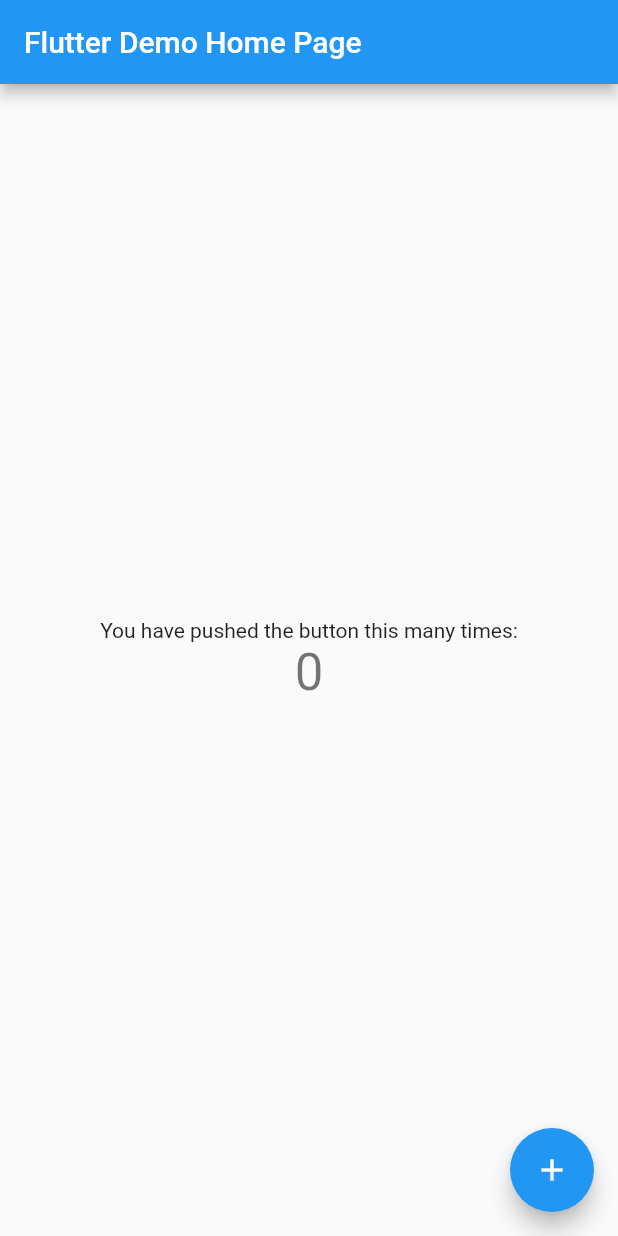
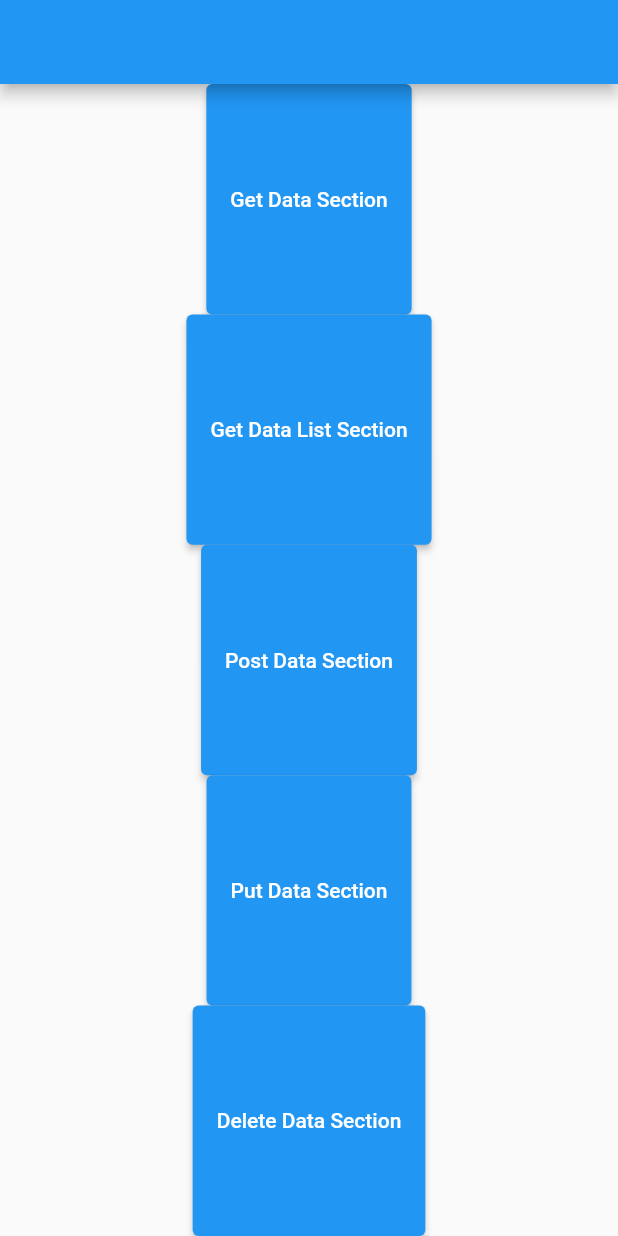
Before and after one commit to MuhammetFatihAktug/DioMini, a Flutter app: the screen it shows after launch, on a phone screen of 412 x 824 dp. Run offline on Flutter 3.47's test engine with Material 2 defaults, Android fonts, the phone set to English and light mode, and no system bars; our stand-ins replace dio.

Commit message:
Bugs fixed and example added

```diff
--- /dev/null
+++ b/example/lib/elevated_button.dart
@@ -0,0 +1,20 @@
+import 'package:flutter/material.dart';
+
+class ElevatedButtonView extends StatelessWidget {
+  const ElevatedButtonView({
+    Key? key,
+    required this.child,
+    required this.onPressed,
+  }) : super(key: key);
+
+  final Widget child;
+  final onPressed;
+
+  @override
+  Widget build(BuildContext context) {
+    return ElevatedButton(
+      onPressed: onPressed,
+      child: child,
+    );
+  }
+}
--- a/example/lib/main.dart
+++ b/example/lib/main.dart
@@ -1,4 +1,9 @@
+// ignore_for_file: avoid_print
+
+import 'package:dio_mini/dio_mini.dart';
+import 'package:example/students_model.dart';
 import 'package:flutter/material.dart';
+import 'elevated_button.dart';
 
 void main() {
   runApp(const MyApp());
@@ -7,109 +12,101 @@ void main() {
 class MyApp extends StatelessWidget {
   const MyApp({Key? key}) : super(key: key);
 
-  // This widget is the root of your application.
   @override
   Widget build(BuildContext context) {
     return MaterialApp(
-      title: 'Flutter Demo',
       theme: ThemeData(
-        // This is the theme of your application.
-        //
-        // Try running your application with "flutter run". You'll see the
-        // application has a blue toolbar. Then, without quitting the app, try
-        // changing the primarySwatch below to Colors.green and then invoke
-        // "hot reload" (press "r" in the console where you ran "flutter run",
-        // or simply save your changes to "hot reload" in a Flutter IDE).
-        // Notice that the counter didn't reset back to zero; the application
-        // is not restarted.
-        primarySwatch: Colors.blue,
+        appBarTheme: const AppBarTheme(),
       ),
-      home: const MyHomePage(title: 'Flutter Demo Home Page'),
+      home: HomeView(),
     );
   }
 }
 
-class MyHomePage extends StatefulWidget {
-  const MyHomePage({Key? key, required this.title}) : super(key: key);
+class HomeView extends StatelessWidget {
+  HomeView({Key? key}) : super(key: key);
 
-  // This widget is the home page of your application. It is stateful, meaning
-  // that it has a State object (defined below) that contains fields that affect
-  // how it looks.
+  DioMini service = DioMini(
+      model: StudentsModel(),
+      baseURL:
+          'https://flutter-akademi-f1ca7-default-rtdb.europe-west1.firebasedatabase.app');
 
-  // This class is the configuration for the state. It holds the values (in this
-  // case the title) provided by the parent (in this case the App widget) and
-  // used by the build method of the State. Fields in a Widget subclass are
-  // always marked "final".
+  getData() async {
+    final result =
+        await service.getData('users', '4');
+    print(result?['name']);
+  }
 
-  final String title;
+  getDataList() async {
+    final result =
+        await service.getDataList('users');
+    print(result);
+  }
 
-  @override
-  State<MyHomePage> createState() => _MyHomePageState();
-}
+  postData() async {
+    await service.postData('newUsers')
+        ? print('Correct')
+        : print('NoCorrect');
+  }
 
-class _MyHomePageState extends State<MyHomePage> {
-  int _counter = 0;
+  putData() async {
+    await service.putData('5', 'users')
+        ? print('Correct')
+        : print('NoCorrect');
+  }
 
-  void _incrementCounter() {
-    setState(() {
-      // This call to setState tells the Flutter framework that something has
-      // changed in this State, which causes it to rerun the build method below
-      // so that the display can reflect the updated values. If we changed
-      // _counter without calling setState(), then the build method would not be
-      // called again, and so nothing would appear to happen.
-      _counter++;
-    });
+  deleteData() async {
+    await service.deleteData('5', 'users')
+        ? print('Correct')
+        : print('NoCorrect');
   }
 
   @override
   Widget build(BuildContext context) {
-    // This method is rerun every time setState is called, for instance as done
-    // by the _incrementCounter method above.
-    //
-    // The Flutter framework has been optimized to make rerunning build methods
-    // fast, so that you can just rebuild anything that needs updating rather
-    // than having to individually change instances of widgets.
     return Scaffold(
-      appBar: AppBar(
-        // Here we take the value from the MyHomePage object that was created by
-        // the App.build method, and use it to set our appbar title.
-        title: Text(widget.title),
-      ),
-      body: Center(
-        // Center is a layout widget. It takes a single child and positions it
-        // in the middle of the parent.
-        child: Column(
-          // Column is also a layout widget. It takes a list of children and
-          // arranges them vertically. By default, it sizes itself to fit its
-          // children horizontally, and tries to be as tall as its parent.
-          //
-          // Invoke "debug painting" (press "p" in the console, choose the
-          // "Toggle Debug Paint" action from the Flutter Inspector in Android
-          // Studio, or the "Toggle Debug Paint" command in Visual Studio Code)
-          // to see the wireframe for each widget.
-          //
-          // Column has various properties to control how it sizes itself and
-          // how it positions its children. Here we use mainAxisAlignment to
-          // center the children vertically; the main axis here is the vertical
-          // axis because Columns are vertical (the cross axis would be
-          // horizontal).
-          mainAxisAlignment: MainAxisAlignment.center,
-          children: <Widget>[
-            const Text(
-              'You have pushed the button this many times:',
-            ),
-            Text(
-              '$_counter',
-              style: Theme.of(context).textTheme.headline4,
-            ),
-          ],
-        ),
-      ),
-      floatingActionButton: FloatingActionButton(
-        onPressed: _incrementCounter,
-        tooltip: 'Increment',
-        child: const Icon(Icons.add),
-      ), // This trailing comma makes auto-formatting nicer for build methods.
-    );
+        appBar: AppBar(),
+        body: Center(
+          child: Column(
+            mainAxisAlignment:
+                MainAxisAlignment.center,
+            children: [
+              Expanded(
+                child: ElevatedButtonView(
+                  onPressed: getData,
+                  child: const Text(
+                      'Get Data Section'),
+                ),
+              ),
+              Expanded(
+                child: ElevatedButtonView(
+                  onPressed: getDataList,
+                  child: const Text(
+                      'Get Data List Section'),
+                ),
+              ),
+              Expanded(
+                child: ElevatedButtonView(
+                  onPressed: postData,
+                  child: const Text(
+                      'Post Data Section'),
+                ),
+              ),
+              Expanded(
+                child: ElevatedButtonView(
+                  onPressed: putData,
+                  child: const Text(
+                      'Put Data Section'),
+                ),
+              ),
+              Expanded(
+                child: ElevatedButtonView(
+                  onPressed: deleteData,
+                  child: const Text(
+                      'Delete Data Section'),
+                ),
+              ),
+            ],
+          ),
+        ));
   }
 }
--- /dev/null
+++ b/example/lib/students_model.dart
@@ -0,0 +1,17 @@
+class StudentsModel {
+  String? name;
+
+  StudentsModel({this.name});
+
+  StudentsModel.fromJson(
+      Map<String, dynamic> json) {
+    name = json['name'];
+  }
+
+  Map<String, dynamic> toJson() {
+    final Map<String, dynamic> data =
+        new Map<String, dynamic>();
+    data['name'] = this.name;
+    return data;
+  }
+}
--- a/example/pubspec.yaml
+++ b/example/pubspec.yaml
@@ -29,7 +29,7 @@ environment:
 dependencies:
   flutter:
     sdk: flutter
-  dio_mini: ^0.0.2
+  dio_mini: ^0.0.3
 
   # The following adds the Cupertino Icons font to your application.
   # Use with the CupertinoIcons class for iOS style icons.
--- a/pubspec.yaml
+++ b/pubspec.yaml
@@ -1,6 +1,6 @@
 name: dio_mini
 description: dio_mini help you for write basic dio methods
-version: 0.0.3
+version: 0.0.4
 homepage: https://github.com/MuhammetFatihAktug/DioMini.git
 
 environment:
```
Also changed, not shown: 2 other files.
